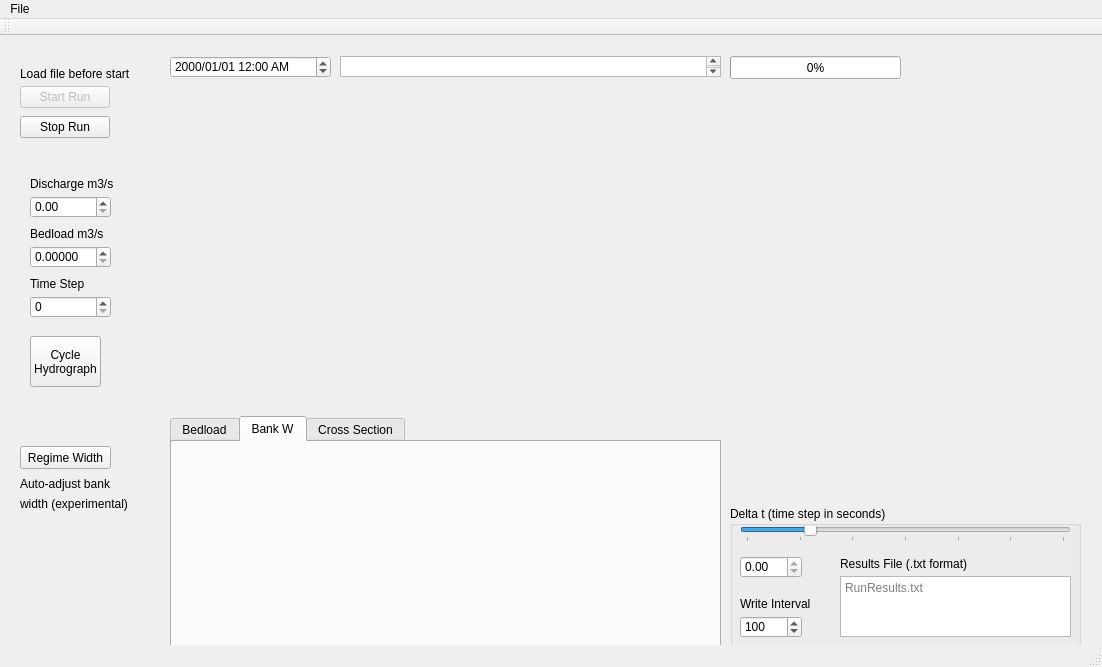
This is RwaveWin.ui in jtunnicl/GRATE as Qt 5 draws it before an edit. The edited form follows.
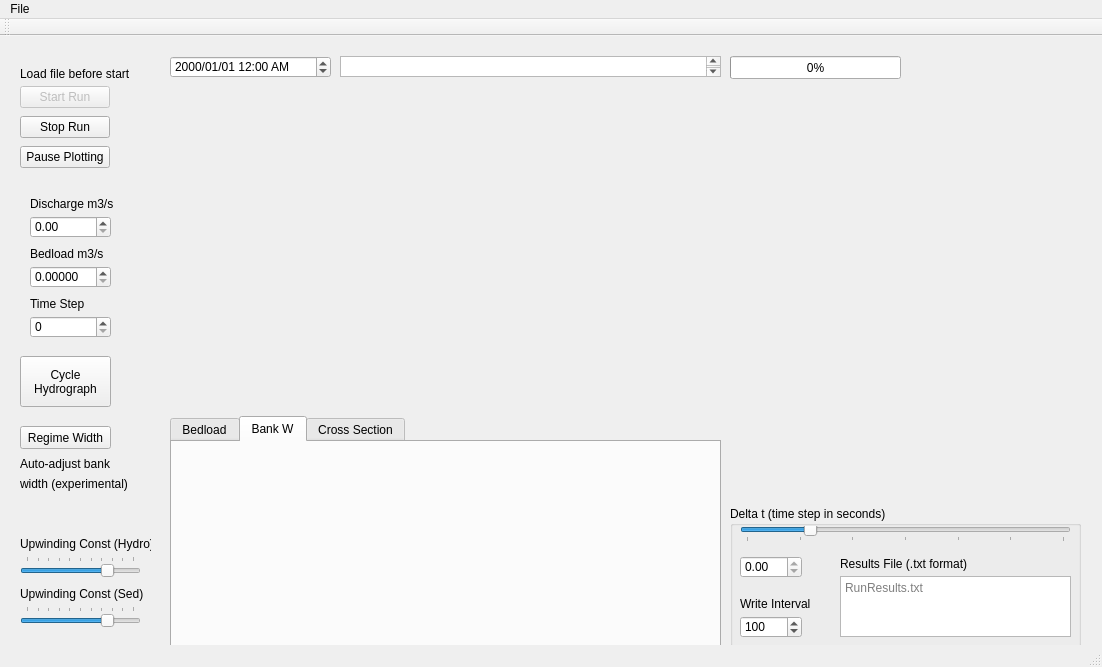
This is the edited form. Custom widgets are drawn as their Qt base class.

Commit message:
Pause plotting, Upwind buttons
Some new GUI functionality for pausing plotting (performance improves!) as well as manipulating the upwind constants for sed and hydro. Just for experimentation at this point.

The edit to the form file:
```diff
--- a/RwaveWin.ui
+++ b/RwaveWin.ui
@@ -445,7 +445,7 @@
     <property name="geometry">
      <rect>
       <x>30</x>
-      <y>160</y>
+      <y>180</y>
       <width>81</width>
       <height>22</height>
      </rect>
@@ -461,7 +461,7 @@
     <property name="geometry">
      <rect>
       <x>30</x>
-      <y>140</y>
+      <y>160</y>
       <width>91</width>
       <height>16</height>
      </rect>
@@ -474,7 +474,7 @@
     <property name="geometry">
      <rect>
       <x>30</x>
-      <y>260</y>
+      <y>280</y>
       <width>81</width>
       <height>22</height>
      </rect>
@@ -493,7 +493,7 @@
     <property name="geometry">
      <rect>
       <x>30</x>
-      <y>240</y>
+      <y>260</y>
       <width>91</width>
       <height>16</height>
      </rect>
@@ -660,7 +660,7 @@
     <property name="geometry">
      <rect>
       <x>20</x>
-      <y>410</y>
+      <y>390</y>
       <width>91</width>
       <height>23</height>
      </rect>
@@ -695,7 +695,7 @@
     <property name="geometry">
      <rect>
       <x>30</x>
-      <y>210</y>
+      <y>230</y>
       <width>81</width>
       <height>22</height>
      </rect>
@@ -714,7 +714,7 @@
     <property name="geometry">
      <rect>
       <x>30</x>
-      <y>190</y>
+      <y>210</y>
       <width>91</width>
       <height>16</height>
      </rect>
@@ -727,7 +727,7 @@
     <property name="geometry">
      <rect>
       <x>20</x>
-      <y>440</y>
+      <y>420</y>
       <width>91</width>
       <height>16</height>
      </rect>
@@ -740,7 +740,7 @@
     <property name="geometry">
      <rect>
       <x>20</x>
-      <y>460</y>
+      <y>440</y>
       <width>111</width>
       <height>16</height>
      </rect>
@@ -765,9 +765,9 @@
    <widget class="QPushButton" name="cycleButton">
     <property name="geometry">
      <rect>
-      <x>30</x>
-      <y>300</y>
-      <width>71</width>
+      <x>20</x>
+      <y>320</y>
+      <width>91</width>
       <height>51</height>
      </rect>
     </property>
@@ -779,6 +779,116 @@
      <bool>true</bool>
     </property>
    </widget>
+   <widget class="QSlider" name="hydroUpw_slider">
+    <property name="geometry">
+     <rect>
+      <x>20</x>
+      <y>520</y>
+      <width>121</width>
+      <height>22</height>
+     </rect>
+    </property>
+    <property name="toolTip">
+     <string extracomment="Upwind value for finite difference scheme"/>
+    </property>
+    <property name="maximum">
+     <number>100</number>
+    </property>
+    <property name="singleStep">
+     <number>5</number>
+    </property>
+    <property name="pageStep">
+     <number>5</number>
+    </property>
+    <property name="value">
+     <number>75</number>
+    </property>
+    <property name="orientation">
+     <enum>Qt::Horizontal</enum>
+    </property>
+    <property name="tickPosition">
+     <enum>QSlider::TicksAbove</enum>
+    </property>
+    <property name="tickInterval">
+     <number>10</number>
+    </property>
+   </widget>
+   <widget class="QLabel" name="label_18">
+    <property name="geometry">
+     <rect>
+      <x>20</x>
+      <y>500</y>
+      <width>131</width>
+      <height>16</height>
+     </rect>
+    </property>
+    <property name="text">
+     <string>Upwinding Const (Hydro)</string>
+    </property>
+   </widget>
+   <widget class="QLabel" name="label_19">
+    <property name="geometry">
+     <rect>
+      <x>20</x>
+      <y>550</y>
+      <width>131</width>
+      <height>16</height>
+     </rect>
+    </property>
+    <property name="text">
+     <string>Upwinding Const (Sed)</string>
+    </property>
+   </widget>
+   <widget class="QSlider" name="sedUpw_slider">
+    <property name="geometry">
+     <rect>
+      <x>20</x>
+      <y>570</y>
+      <width>121</width>
+      <height>22</height>
+     </rect>
+    </property>
+    <property name="toolTip">
+     <string extracomment="Upwind value for finite difference scheme"/>
+    </property>
+    <property name="maximum">
+     <number>100</number>
+    </property>
+    <property name="singleStep">
+     <number>5</number>
+    </property>
+    <property name="value">
+     <number>75</number>
+    </property>
+    <property name="orientation">
+     <enum>Qt::Horizontal</enum>
+    </property>
+    <property name="tickPosition">
+     <enum>QSlider::TicksAbove</enum>
+    </property>
+    <property name="tickInterval">
+     <number>10</number>
+    </property>
+   </widget>
+   <widget class="QPushButton" name="pausePlot">
+    <property name="geometry">
+     <rect>
+      <x>20</x>
+      <y>110</y>
+      <width>90</width>
+      <height>22</height>
+     </rect>
+    </property>
+    <property name="autoFillBackground">
+     <bool>true</bool>
+    </property>
+    <property name="text">
+     <string>Pause Plotting</string>
+    </property>
+    <property name="checkable">
+     <bool>true</bool>
+    </property>
+   </widget>
   </widget>
   <widget class="QMenuBar" name="menuBar">
    <property name="geometry">
```
The commit also changes 8 other files.
